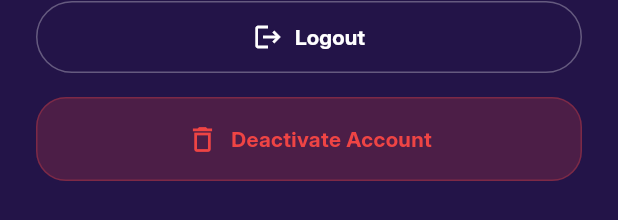
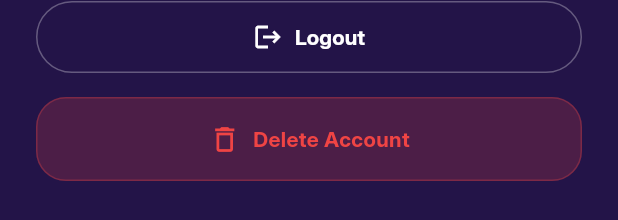
Before and after one commit to jirah11/roadsense_iot_vehicle_safety_system, a Flutter app: the MyAccountScreen widget shown alone on an empty page, opened directly with empty values, on a phone screen of 412 x 824 dp. Shown: the part 974-1194 px from the top of the screen. Run offline on Flutter 3.47's test engine with Material 3 defaults, Android fonts, the phone set to English and light mode, and no system bars; our stand-ins replace cloud_firestore, firebase_auth, firebase_core, flutter_svg, google_fonts; accounts and stored records are empty.

Commit message:
Login check, User Information, Account Deletion, and Vehicle Type - Database Connection

```diff
--- a/lib/models/user_info.dart
+++ b/lib/models/user_info.dart
@@ -7,6 +7,8 @@ class UserInfo {
   final String email;
   final String phoneNumber;
   final String createdAt;
+  final String vehicleType;
+  final String vehicleNickname;
 
   const UserInfo({
     this.firstName = '',
@@ -15,6 +17,8 @@ class UserInfo {
     this.email = '',
     this.phoneNumber = '',
     this.createdAt = '',
+    this.vehicleType = 'sedan',
+    this.vehicleNickname = 'My Vehicle',
   });
 
   UserInfo copyWith({
@@ -24,6 +28,8 @@ class UserInfo {
     String? email,
     String? phoneNumber,
     String? createdAt,
+    String? vehicleType,
+    String? vehicleNickname,
   }) {
     return UserInfo(
       firstName: firstName ?? this.firstName,
@@ -32,6 +38,8 @@ class UserInfo {
       email: email ?? this.email,
       phoneNumber: phoneNumber ?? this.phoneNumber,
       createdAt: createdAt ?? this.createdAt,
+      vehicleType: vehicleType ?? this.vehicleType,
+      vehicleNickname: vehicleNickname ?? this.vehicleNickname,
     );
   }
 }
--- a/lib/screens/my_account_screen.dart
+++ b/lib/screens/my_account_screen.dart
@@ -9,7 +9,7 @@ class MyAccountScreen extends StatefulWidget {
   final VoidCallback onBack;
   final ValueChanged<UserInfo> onUserInfoChanged;
   final VoidCallback onLogout;
-  final VoidCallback onDeactivateAccount;
+  final VoidCallback onDeleteAccount;
 
   const MyAccountScreen({
     super.key,
@@ -17,7 +17,7 @@ class MyAccountScreen extends StatefulWidget {
     required this.onBack,
     required this.onUserInfoChanged,
     required this.onLogout,
-    required this.onDeactivateAccount,
+    required this.onDeleteAccount,
   });
 
   @override
@@ -28,7 +28,6 @@ class MyAccountScreen extends StatefulWidget {
 class _MyAccountScreenState extends State<MyAccountScreen> {
   bool _isEditing = false;
   bool _showChangePassword = false;
-  bool _showDeactivateConfirm = false;
   late TextEditingController _firstName;
   late TextEditingController _middleName;
   late TextEditingController _lastName;
@@ -446,11 +445,10 @@ class _MyAccountScreenState extends State<MyAccountScreen> {
               ),
             ),
           ),
-          //deactivate account section
+          // delete account section
           const SizedBox(height: 16),
-          if (!_showDeactivateConfirm)
           GestureDetector(
-              onTap: () => setState(() => _showDeactivateConfirm = true),
+            onTap: _showDeleteAccountConfirmation,
             child: Container(
               width: double.infinity,
               padding: const EdgeInsets.all(16),
@@ -467,7 +465,7 @@ class _MyAccountScreenState extends State<MyAccountScreen> {
                   Icon(Icons.delete_outline, color: AppColors.rose, size: 22),
                   const SizedBox(width: 8),
                   Text(
-                      'Deactivate Account',
+                    'Delete Account',
                     style: GoogleFonts.inter(
                       fontWeight: FontWeight.w600,
                       color: AppColors.rose,
@@ -476,62 +474,48 @@ class _MyAccountScreenState extends State<MyAccountScreen> {
                 ],
               ),
             ),
-            )
-          else
-            //modal if clinick mo deactivate account
-            Container(
-              padding: const EdgeInsets.all(16),
-              decoration: BoxDecoration(
-                color: AppColors.rose.withValues(alpha: 0.2),
-                borderRadius: BorderRadius.circular(20),
-                border: Border.all(
-                  color: AppColors.rose.withValues(alpha: 0.3),
+          ),
+        ],
+      ),
+    );
+  }
+
+  void _showDeleteAccountConfirmation() {
+    showDialog<void>(
+      context: context,
+      builder: (context) {
+        return AlertDialog(
+          backgroundColor: AppColors.cardDark,
+          title: Text(
+            'Delete account',
+            style: GoogleFonts.inter(fontWeight: FontWeight.w700),
+          ),
+          content: Text(
+            'This action is permanent and cannot be undone. Your account data will be removed from our system.',
+            style: GoogleFonts.inter(fontSize: 14),
+          ),
+          actions: [
+            TextButton(
+              onPressed: () => Navigator.of(context).pop(),
+              child: Text(
+                'Cancel',
+                style: GoogleFonts.inter(color: Colors.white),
               ),
             ),
-              child: Column(
-                children: [
-                  Text(
-                    'Are you sure you want to deactivate your account? This action cannot be undone.',
-                    style: GoogleFonts.inter(fontSize: 14, color: Colors.white),
-                  ),
-                  const SizedBox(height: 12),
-                  Row(
-                    children: [
-                      Expanded(
-                        child: TextButton(
-                          onPressed: () =>
-                              setState(() => _showDeactivateConfirm = false),
+            ElevatedButton(
+              style: ElevatedButton.styleFrom(backgroundColor: AppColors.rose),
+              onPressed: () {
+                Navigator.of(context).pop();
+                widget.onDeleteAccount();
+              },
               child: Text(
-                            'Cancel',
-                            style: GoogleFonts.inter(
-                              fontWeight: FontWeight.w600,
-                              color: Colors.white,
-                            ),
-                          ),
-                        ),
-                      ),
-                      Expanded(
-                        child: ElevatedButton(
-                          onPressed: widget.onDeactivateAccount,
-                          style: ElevatedButton.styleFrom(
-                            backgroundColor: AppColors.rose,
-                            foregroundColor: Colors.white,
-                          ),
-                          child: Text(
-                            'Confirm',
-                            style: GoogleFonts.inter(
-                              fontWeight: FontWeight.w600,
-                            ),
-                          ),
+                'Delete',
+                style: GoogleFonts.inter(fontWeight: FontWeight.w600),
               ),
             ),
           ],
-                  ),
-                ],
-              ),
-            ),
-        ],
-      ),
+        );
+      },
     );
   }
 
```
Also changed, not shown: lib/app.dart (+90 -12 lines), lib/backend/firebase_service.dart (+23 -0 lines), lib/models/user.dart (+8 -0 lines), lib/models/vehicle.dart (+8 -0 lines). Lines whose indentation alone changed are shown as unchanged.
